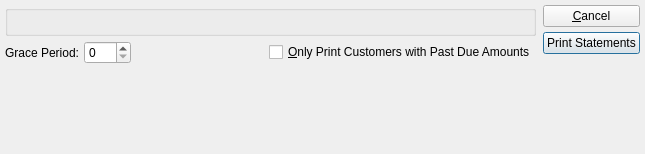
This is xtuple/trunk/guiclient/printStatementsByCustomerType.ui in WooodHead/xtuple as Qt 5 draws it before an edit. The edited form follows.
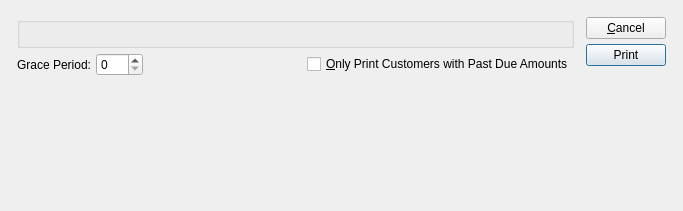
This is the edited form. Custom widgets are drawn as their Qt base class.

```diff
--- a/xtuple/trunk/guiclient/printStatementsByCustomerType.ui
+++ b/xtuple/trunk/guiclient/printStatementsByCustomerType.ui
@@ -13,33 +13,29 @@
    <rect>
     <x>0</x>
     <y>0</y>
-    <width>645</width>
-    <height>154</height>
+    <width>683</width>
+    <height>211</height>
    </rect>
   </property>
   <property name="windowTitle" >
    <string>Print Statements by Customer Type</string>
   </property>
-  <layout class="QHBoxLayout" >
+  <layout class="QGridLayout" name="gridLayout_2" >
+   <item row="0" column="0" >
+    <layout class="QGridLayout" name="gridLayout" >
    <property name="margin" >
-    <number>5</number>
+      <number>12</number>
    </property>
    <property name="spacing" >
-    <number>7</number>
-   </property>
-   <item>
+      <number>12</number>
+     </property>
+     <item row="0" column="0" >
     <layout class="QVBoxLayout" >
-     <property name="margin" >
-      <number>0</number>
-     </property>
      <property name="spacing" >
       <number>0</number>
      </property>
      <item>
       <layout class="QVBoxLayout" >
-       <property name="margin" >
-        <number>0</number>
-       </property>
        <property name="spacing" >
         <number>5</number>
        </property>
@@ -52,9 +48,6 @@
        </item>
        <item>
         <layout class="QHBoxLayout" >
-         <property name="margin" >
-          <number>0</number>
-         </property>
          <property name="spacing" >
           <number>5</number>
          </property>
@@ -70,9 +63,6 @@
          </item>
          <item>
           <layout class="QHBoxLayout" >
-           <property name="margin" >
-            <number>0</number>
-           </property>
            <property name="spacing" >
             <number>0</number>
            </property>
@@ -120,29 +110,23 @@
        <property name="sizeType" >
         <enum>QSizePolicy::Expanding</enum>
        </property>
-       <property name="sizeHint" >
+         <property name="sizeHint" stdset="0" >
         <size>
          <width>20</width>
-         <height>16</height>
+           <height>0</height>
         </size>
        </property>
       </spacer>
      </item>
     </layout>
    </item>
-   <item>
+     <item row="0" column="1" >
     <layout class="QVBoxLayout" >
-     <property name="margin" >
-      <number>0</number>
-     </property>
      <property name="spacing" >
       <number>0</number>
      </property>
      <item>
       <layout class="QVBoxLayout" >
-       <property name="margin" >
-        <number>0</number>
-       </property>
        <property name="spacing" >
         <number>5</number>
        </property>
@@ -156,7 +140,7 @@
        <item>
         <widget class="QPushButton" name="_print" >
          <property name="text" >
-          <string>Print Statements</string>
+            <string>Print</string>
          </property>
          <property name="autoDefault" >
           <bool>true</bool>
@@ -187,20 +171,22 @@
     </layout>
    </item>
   </layout>
+   </item>
+  </layout>
  </widget>
  <layoutdefault spacing="5" margin="5" />
  <pixmapfunction>qPixmapFromMimeSource</pixmapfunction>
  <customwidgets>
-  <customwidget>
-   <class>XCheckBox</class>
-   <extends>QCheckBox</extends>
-   <header>xcheckbox.h</header>
-  </customwidget>
   <customwidget>
    <class>ParameterGroup</class>
    <extends>QGroupBox</extends>
    <header>parametergroup.h</header>
   </customwidget>
+  <customwidget>
+   <class>XCheckBox</class>
+   <extends>QCheckBox</extends>
+   <header>xcheckbox.h</header>
+  </customwidget>
  </customwidgets>
  <tabstops>
   <tabstop>_graceDays</tabstop>
```
Left out of the diff: 9 changed lines with no effect on the pictures. Lines whose indentation alone changed are shown as unchanged.
